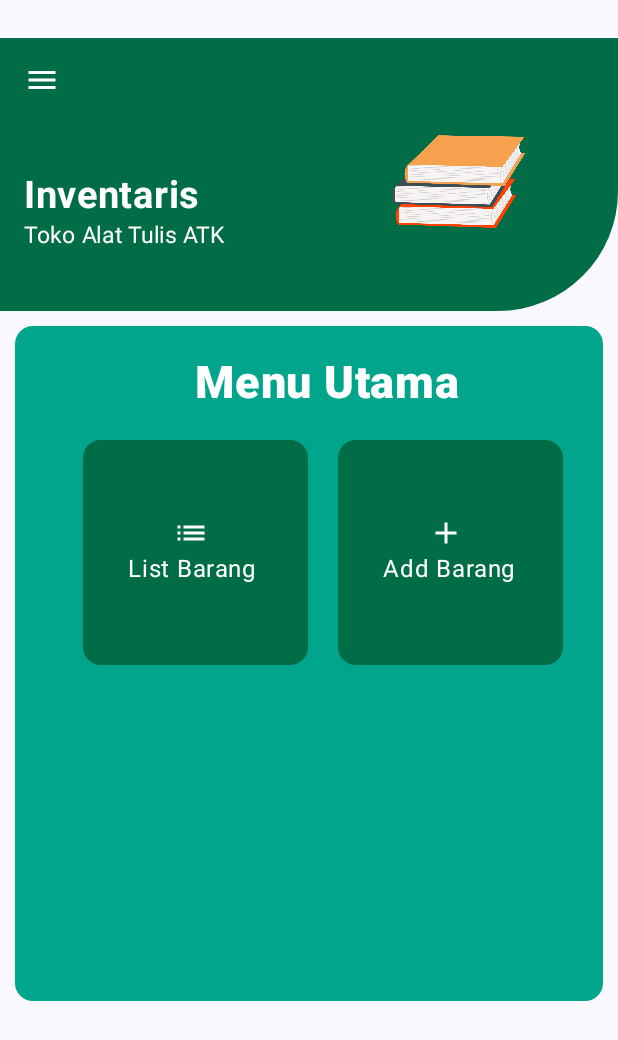
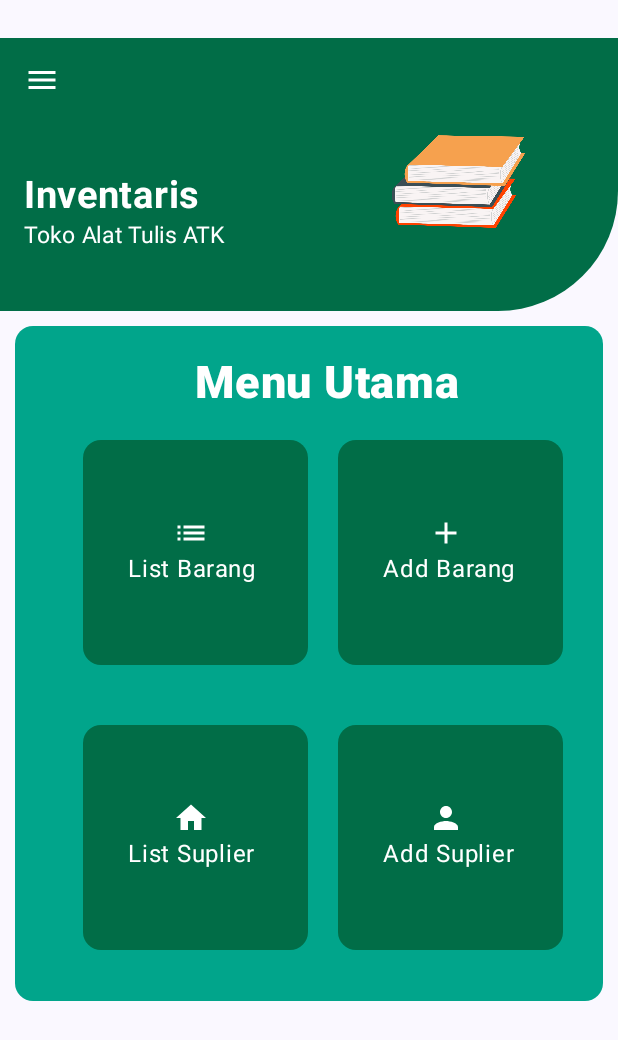
Before and after one commit to YusvanTriAtmojo/-UcpRoomDatabase_0082, an Android app built with Jetpack Compose: the composable HomeView shown on its own in the app's theme, on a phone screen of 412 x 824 dp. Shown: the top 1040 px of the screen. Run offline under Robolectric (Android 15) with nearby library versions, the phone set to English and light mode, and no system bars.

Commit message:
Menambahkan Row yang berisi dua Card dengan onlick ke listsuplier dan addsuplier dengan Icon dan text

```diff
--- a/app/src/main/java/com/example/ucp2/ui/view/HomeView.kt
+++ b/app/src/main/java/com/example/ucp2/ui/view/HomeView.kt
@@ -10,6 +10,8 @@ import androidx.compose.foundation.layout.width
 import androidx.compose.material.icons.Icons
 import androidx.compose.material.icons.automirrored.filled.List
 import androidx.compose.material.icons.filled.Add
+import androidx.compose.material.icons.filled.Home
+import androidx.compose.material.icons.filled.Person
 import androidx.compose.material3.Card
 import androidx.compose.material3.CardDefaults
 import androidx.compose.material3.Icon
@@ -119,6 +121,57 @@ fun HomeView(
                         }
                     }
                 }
+                Row {
+                    Card(
+                        onClick = keListSuplier,
+                        colors = CardDefaults.cardColors(containerColor = Color(0xFF016D47)),
+                        modifier = Modifier
+                            .padding(start = 45.dp, 20.dp)
+                            .height(150.dp)
+                            .width(150.dp)
+                    ) {
+                        Column(
+                            modifier = modifier
+                                .padding(30.dp)
+                        ) {
+                            Icon(
+                                imageVector = Icons.Filled.Home,
+                                contentDescription = "",
+                                tint = Color.White,
+                                modifier = Modifier.padding(start = 30.dp, top = 20.dp)
+                            )
+                            Text(
+                                color = Color.White,
+                                text = "List Suplier"
+                            )
+                        }
+                    }
+
+                    Card(
+                        onClick = keAddSuplier,
+                        colors = CardDefaults.cardColors(containerColor = Color(0xFF016D47)),
+                        modifier = Modifier
+                            .padding(20.dp)
+                            .height(150.dp)
+                            .width(150.dp)
+                    ) {
+                        Column(
+                            modifier = modifier
+                                .padding(30.dp)
+                        ) {
+                            Icon(
+                                imageVector = Icons.Filled.Person,
+                                contentDescription = "",
+                                tint = Color.White,
+                                modifier = Modifier.padding(start = 30.dp, top = 20.dp)
+                            )
+                            Text(
+                                color = Color.White,
+                                text = "Add Suplier"
+                            )
+                        }
+                    }
+                }
             }
         }
     }
```
